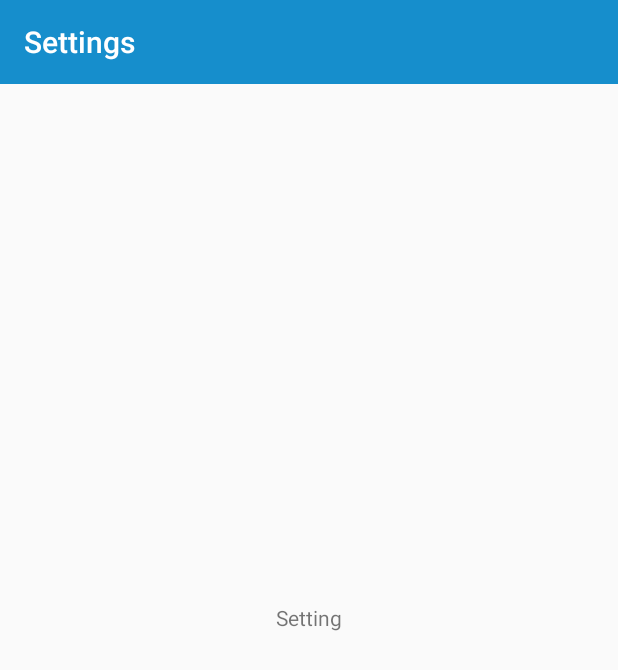
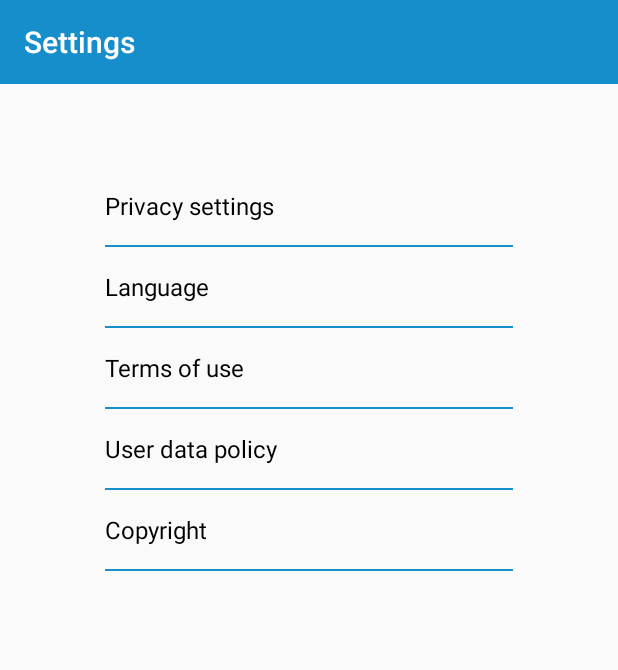
Before and after one commit to Edouard1er/ekontest_hackathon, an Android app: the SettingActivity screen opened directly, with no data from a screen before it, on a phone screen of 412 x 824 dp. Shown: the top 670 px of the screen. Run offline under Robolectric (Android 15) with nearby library versions, the phone set to English and light mode, and no system bars.

Commit message:
Worked on setting

```diff
--- a/app/src/main/res/layout/activity_setting.xml
+++ b/app/src/main/res/layout/activity_setting.xml
@@ -1,9 +1,10 @@
 <?xml version="1.0" encoding="utf-8"?>
-<FrameLayout xmlns:android="http://schemas.android.com/apk/res/android"
+<LinearLayout xmlns:android="http://schemas.android.com/apk/res/android"
     xmlns:app="http://schemas.android.com/apk/res-auto"
     xmlns:tools="http://schemas.android.com/tools"
     android:layout_width="match_parent"
     android:layout_height="match_parent"
+    android:orientation="vertical"
     tools:context=".SettingActivity">
 
     <androidx.appcompat.widget.Toolbar
@@ -19,10 +20,93 @@
         app:title="@string/strSetting"
         app:titleTextColor="@color/couleur1" />
 
-    <TextView
-        android:id="@+id/textView34"
-        android:layout_width="wrap_content"
-        android:layout_height="wrap_content"
-        android:layout_gravity="center"
-        android:text="Setting" />
-</FrameLayout>
+    <LinearLayout
+        android:layout_width="match_parent"
+        android:layout_height="match_parent"
+        android:orientation="vertical"
+        android:padding="70dp"
+        android:paddingLeft="20dp"
+        android:paddingRight="20dp">
+
+        <TextView
+            android:id="@+id/id_confidentialite_setting"
+            android:layout_width="match_parent"
+            android:layout_height="wrap_content"
+            android:layout_marginBottom="15dp"
+            android:shadowColor="@color/couleur4"
+            android:text="@string/privacySettings"
+            android:textColor="@color/black"
+            android:textSize="16sp" />
+
+        <View
+            android:layout_width="fill_parent"
+            android:layout_height="1dp"
+            android:layout_marginBottom="15dp"
+            android:background="@color/couleur4" />
+
+        <TextView
+            android:id="@+id/id_langue_setting"
+            android:layout_width="match_parent"
+            android:layout_height="wrap_content"
+            android:layout_marginBottom="15dp"
+            android:shadowColor="@color/couleur4"
+            android:text="@string/strLanguage"
+            android:textColor="@color/black"
+            android:textSize="16sp" />
+
+        <View
+            android:layout_width="fill_parent"
+            android:layout_height="1dp"
+            android:layout_marginBottom="15dp"
+            android:background="@color/couleur4" />
+
+        <TextView
+            android:id="@+id/id_conditionUtilisation_setting"
+            android:layout_width="match_parent"
+            android:layout_height="wrap_content"
+            android:layout_marginBottom="15dp"
+            android:shadowColor="@color/couleur4"
+            android:text="@string/strTermsOfUse"
+            android:textColor="@color/black"
+            android:textSize="16sp" />
+
+        <View
+            android:layout_width="fill_parent"
+            android:layout_height="1dp"
+            android:layout_marginBottom="15dp"
+            android:background="@color/couleur4" />
+
+        <TextView
+            android:id="@+id/id_politique_setting"
+            android:layout_width="match_parent"
+            android:layout_height="wrap_content"
+            android:layout_marginBottom="15dp"
+            android:shadowColor="@color/couleur4"
+            android:text="@string/StrUserDataPolicy"
+            android:textColor="@color/black"
+            android:textSize="16sp" />
+
+        <View
+            android:layout_width="fill_parent"
+            android:layout_height="1dp"
+            android:layout_marginBottom="15dp"
+            android:background="@color/couleur4" />
+
+        <TextView
+            android:id="@+id/id_copyright_setting"
+            android:layout_width="match_parent"
+            android:layout_height="wrap_content"
+            android:layout_marginBottom="15dp"
+            android:shadowColor="@color/couleur4"
+            android:text="@string/strCopyright"
+            android:textColor="@color/black"
+            android:textSize="16sp" />
+
+        <View
+            android:layout_width="fill_parent"
+            android:layout_height="1dp"
+            android:layout_marginBottom="15dp"
+            android:background="@color/couleur4" />
+    </LinearLayout>
+
+</LinearLayout>
--- a/app/src/main/res/values/strings.xml
+++ b/app/src/main/res/values/strings.xml
@@ -26,4 +26,9 @@
     <string name="strTopFreelancer">Top of Freelancer</string>
     <string name="strAcademicInfo">Academic Information</string>
     <string name="strSearchFreelancer">Freelancer Search</string>
+    <string name="privacySettings">Privacy settings</string>
+    <string name="strLanguage">Language</string>
+    <string name="StrUserDataPolicy">User data policy</string>
+    <string name="strTermsOfUse">Terms of use</string>
+    <string name="strCopyright">Copyright</string>
 </resources>
```
